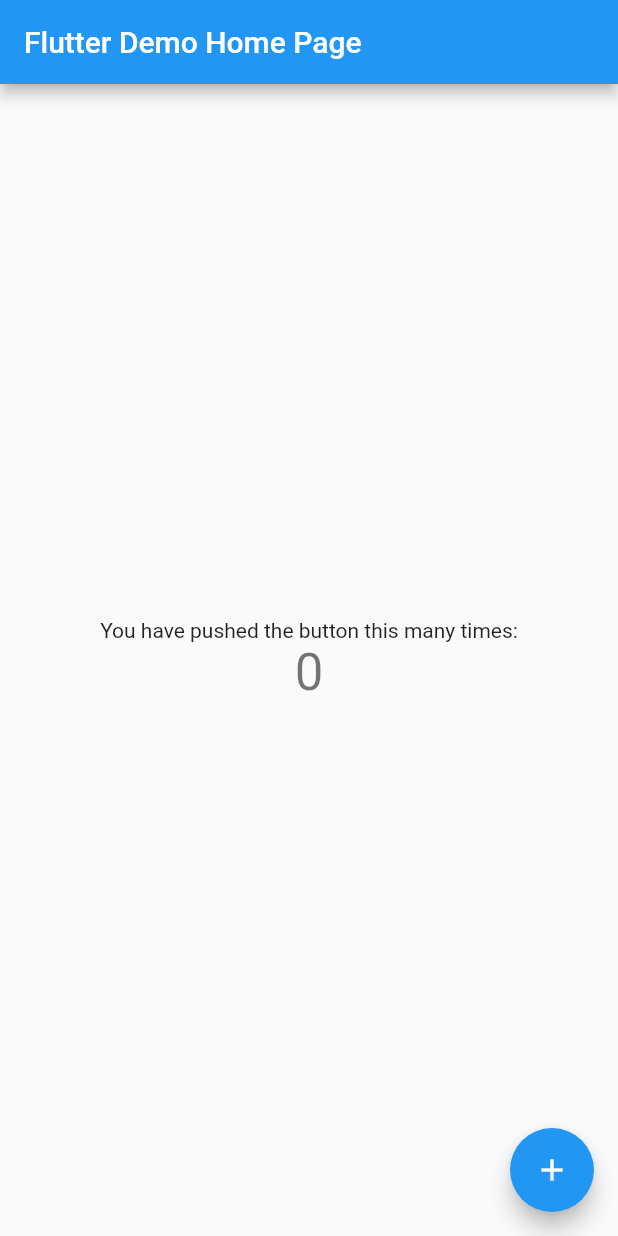
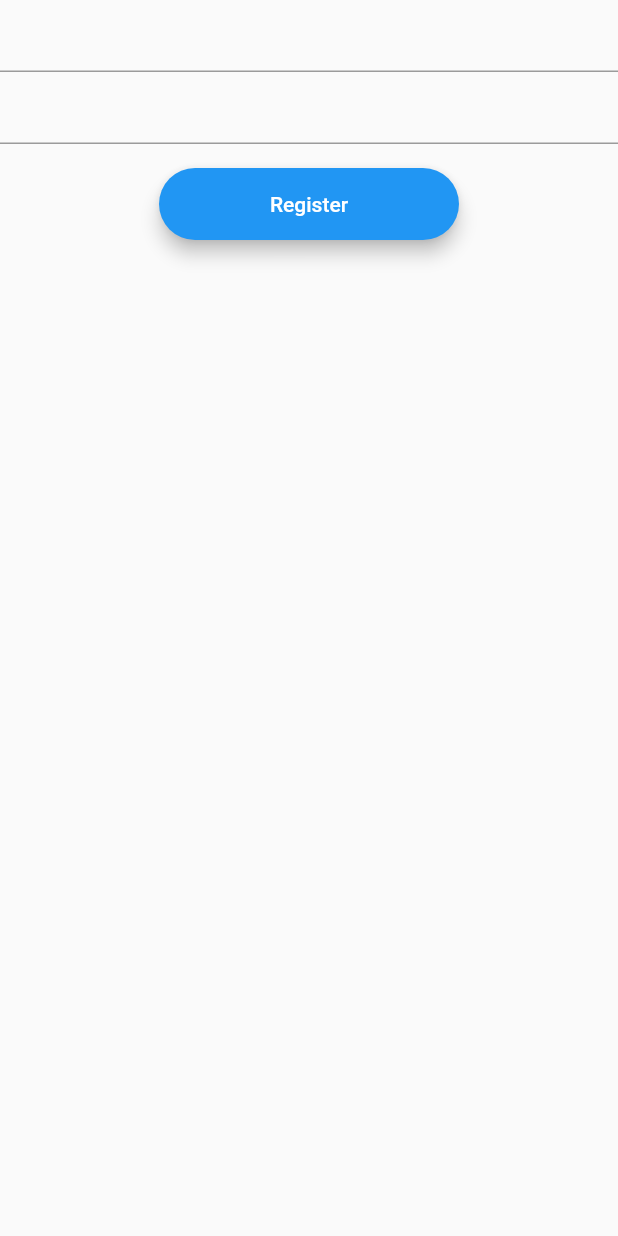
Before and after one commit to uottahack2020-winners/uottahack2020, a Flutter app: the screen it shows after launch, on a phone screen of 412 x 824 dp. Run offline on Flutter 3.47's test engine with Material 2 defaults, Android fonts, the phone set to English and light mode, and no system bars.

Commit message:
firebase + basic flutter app

```diff
--- a/innova/lib/main.dart
+++ b/innova/lib/main.dart
@@ -1,4 +1,5 @@
 import 'package:flutter/material.dart';
+import 'package:flutter/services.dart';
 
 void main() => runApp(MyApp());
 
@@ -8,104 +9,69 @@ class MyApp extends StatelessWidget {
   Widget build(BuildContext context) {
     return MaterialApp(
       title: 'Flutter Demo',
-      theme: ThemeData(
-        // This is the theme of your application.
-        //
-        // Try running your application with "flutter run". You'll see the
-        // application has a blue toolbar. Then, without quitting the app, try
-        // changing the primarySwatch below to Colors.green and then invoke
-        // "hot reload" (press "r" in the console where you ran "flutter run",
-        // or simply save your changes to "hot reload" in a Flutter IDE).
-        // Notice that the counter didn't reset back to zero; the application
-        // is not restarted.
-        primarySwatch: Colors.blue,
-      ),
-      home: MyHomePage(title: 'Flutter Demo Home Page'),
+      initialRoute: 'welcomeScreen',
+      routes: {
+        'welcomeScreen': (context) => WelcomeScreen(),
+      }
     );
   }
 }
 
-class MyHomePage extends StatefulWidget {
-  MyHomePage({Key key, this.title}) : super(key: key);
-
-  // This widget is the home page of your application. It is stateful, meaning
-  // that it has a State object (defined below) that contains fields that affect
-  // how it looks.
-
-  // This class is the configuration for the state. It holds the values (in this
-  // case the title) provided by the parent (in this case the App widget) and
-  // used by the build method of the State. Fields in a Widget subclass are
-  // always marked "final".
-
-  final String title;
-
+class WelcomeScreen extends StatefulWidget {
   @override
-  _MyHomePageState createState() => _MyHomePageState();
+  _WelcomeScreenState createState() => _WelcomeScreenState();
 }
 
-class _MyHomePageState extends State<MyHomePage> {
-  int _counter = 0;
+class _WelcomeScreenState extends State<WelcomeScreen> {
 
-  void _incrementCounter() {
-    setState(() {
-      // This call to setState tells the Flutter framework that something has
-      // changed in this State, which causes it to rerun the build method below
-      // so that the display can reflect the updated values. If we changed
-      // _counter without calling setState(), then the build method would not be
-      // called again, and so nothing would appear to happen.
-      _counter++;
-    });
-  }
+  String email;
+  String password;
 
   @override
   Widget build(BuildContext context) {
-    // This method is rerun every time setState is called, for instance as done
-    // by the _incrementCounter method above.
-    //
-    // The Flutter framework has been optimized to make rerunning build methods
-    // fast, so that you can just rebuild anything that needs updating rather
-    // than having to individually change instances of widgets.
     return Scaffold(
-      appBar: AppBar(
-        // Here we take the value from the MyHomePage object that was created by
-        // the App.build method, and use it to set our appbar title.
-        title: Text(widget.title),
-      ),
-      body: Center(
-        // Center is a layout widget. It takes a single child and positions it
-        // in the middle of the parent.
+      body: SafeArea(
         child: Column(
-          // Column is also a layout widget. It takes a list of children and
-          // arranges them vertically. By default, it sizes itself to fit its
-          // children horizontally, and tries to be as tall as its parent.
-          //
-          // Invoke "debug painting" (press "p" in the console, choose the
-          // "Toggle Debug Paint" action from the Flutter Inspector in Android
-          // Studio, or the "Toggle Debug Paint" command in Visual Studio Code)
-          // to see the wireframe for each widget.
-          //
-          // Column has various properties to control how it sizes itself and
-          // how it positions its children. Here we use mainAxisAlignment to
-          // center the children vertically; the main axis here is the vertical
-          // axis because Columns are vertical (the cross axis would be
-          // horizontal).
-          mainAxisAlignment: MainAxisAlignment.center,
           children: <Widget>[
-            Text(
-              'You have pushed the button this many times:',
+            TextField(
+                keyboardType: TextInputType.emailAddress,
+                textAlign: TextAlign.center,
+                onChanged: (value) {
+                  email = value;
+                  print(email);
+                }
             ),
-            Text(
-              '$_counter',
-              style: Theme.of(context).textTheme.headline4,
+            TextField(
+              obscureText: true,
+              textAlign: TextAlign.center,
+              onChanged: (value) {
+                password = value;
+                print(password);
+              },
             ),
+            Padding(
+              padding: EdgeInsets.symmetric(vertical: 16.0),
+              child: Material(
+              elevation: 5.0, color: Colors.blue,
+              borderRadius: BorderRadius.circular(30.0),
+              child: MaterialButton(
+                onPressed: () {
+
+                },
+                minWidth: 200.0,
+                height: 42.0,
+                child: Text(
+                  'Register',
+                  style: TextStyle(
+                    color: Colors.white,
+                  ),
+                ),
+              ),
+            ),
+          ),
           ],
         ),
       ),
-      floatingActionButton: FloatingActionButton(
-        onPressed: _incrementCounter,
-        tooltip: 'Increment',
-        child: Icon(Icons.add),
-      ), // This trailing comma makes auto-formatting nicer for build methods.
     );
   }
 }
```
Also changed, not shown: 3 other files.
